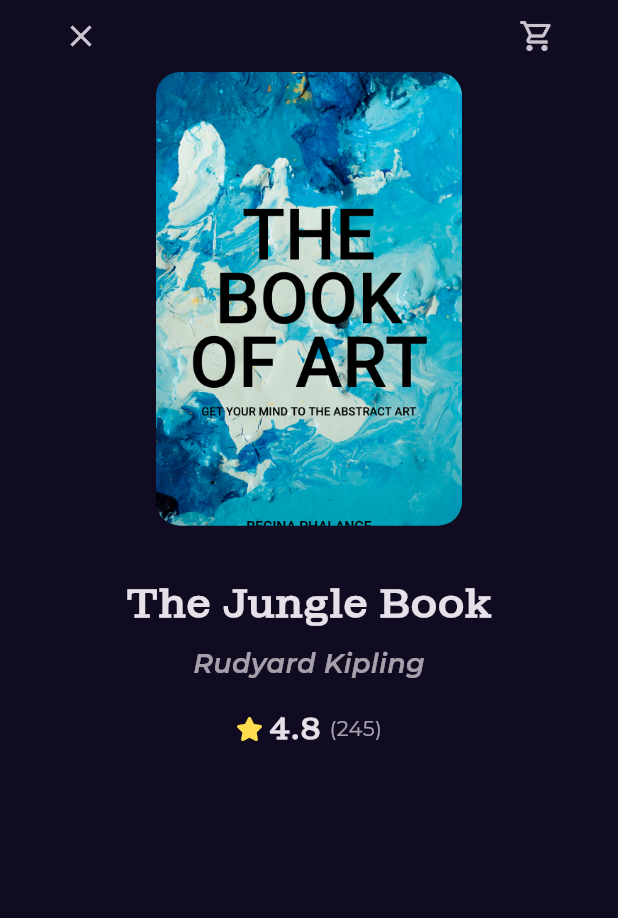
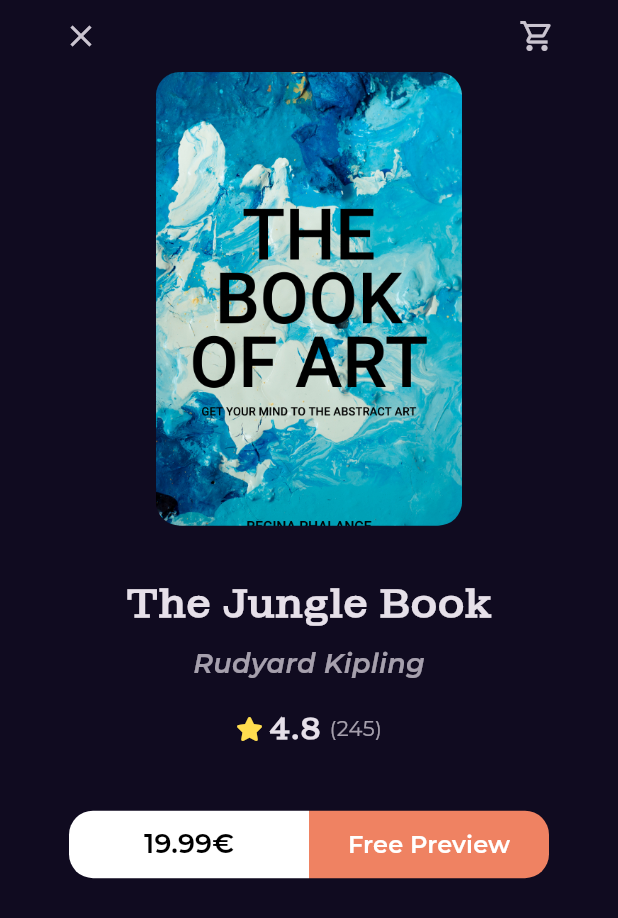
Before and after one commit to Asem130/Bookly, a Flutter app: the BookDetielsView screen opened by its route, on a phone screen of 412 x 824 dp. Shown: the top 918 px of the screen. Run offline on Flutter 3.47's test engine with Material 3 defaults, Android fonts, the phone set to English and light mode, and no system bars; our stand-ins replace font_awesome_flutter, get, go_router, google_fonts.

Commit message:
create action buttom to book details view

```diff
--- /dev/null
+++ b/lib/Features/home/presentaion/views/widgets/action_buttom.dart
@@ -0,0 +1,34 @@
+import 'package:bookly/core/widgets/custom_bottom.dart';
+import 'package:flutter/material.dart';
+
+class ActionBottom extends StatelessWidget {
+  const ActionBottom({super.key});
+
+  @override
+  Widget build(BuildContext context) {
+    return const Padding(
+      padding: EdgeInsets.symmetric(horizontal: 16),
+      child: Row(
+        children: [
+          Expanded(
+            child: CustomButtom(
+                backgroungColor: Colors.white,
+                textColor: Colors.black,
+                text: '19.99€'),
+          ),
+          Expanded(
+            child: CustomButtom(
+              borderRadius: BorderRadius.only(
+                  topRight: Radius.circular(16),
+                  bottomRight: Radius.circular(16)),
+              backgroungColor: Color(0xffEF8262),
+              textColor: Colors.white,
+              text: 'Free Preview',
+              fontSize: 16,
+            ),
+          ),
+        ],
+      ),
+    );
+  }
+}
--- a/lib/Features/home/presentaion/views/widgets/book_detiels_view_body.dart
+++ b/lib/Features/home/presentaion/views/widgets/book_detiels_view_body.dart
@@ -1,7 +1,9 @@
+import 'package:bookly/Features/home/presentaion/views/widgets/action_buttom.dart';
 import 'package:bookly/Features/home/presentaion/views/widgets/custom_book_detailes_app_bar.dart';
 import 'package:bookly/Features/home/presentaion/views/widgets/main_list_view_item.dart';
 import 'package:bookly/Features/home/presentaion/views/widgets/rating_book.dart';
 import 'package:bookly/core/utils/styles.dart';
+import 'package:flutter/cupertino.dart';
 import 'package:flutter/material.dart';
 import 'package:flutter/widgets.dart';
 
@@ -42,6 +44,10 @@ class BookDetielsViewBody extends StatelessWidget {
           const RatingBook(
             mainAxisAlignment: MainAxisAlignment.center,
           ),
+          const SizedBox(
+            height: 40,
+          ),
+          const ActionBottom(),
         ],
       ),
     );
--- /dev/null
+++ b/lib/core/widgets/custom_bottom.dart
@@ -0,0 +1,39 @@
+import 'package:bookly/core/utils/styles.dart';
+import 'package:flutter/material.dart';
+
+class CustomButtom extends StatelessWidget {
+  const CustomButtom(
+      {super.key,
+      required this.backgroungColor,
+      required this.textColor,
+      this.borderRadius,
+      required this.text,
+      this.fontSize});
+  final Color backgroungColor;
+  final Color textColor;
+  final BorderRadius? borderRadius;
+  final String text;
+  final double? fontSize;
+  @override
+  Widget build(BuildContext context) {
+    return SizedBox(
+      height: 45,
+      child: TextButton(
+        style: TextButton.styleFrom(
+            backgroundColor: backgroungColor,
+            shape: RoundedRectangleBorder(
+              borderRadius: borderRadius ??
+                  const BorderRadius.only(
+                      topLeft: Radius.circular(16),
+                      bottomLeft: Radius.circular(16)),
+            )),
+        onPressed: () {},
+        child: Text(
+          text,
+          style:
+              Styles.textStyle18.copyWith(fontSize: fontSize, color: textColor),
+        ),
+      ),
+    );
+  }
+}
```
